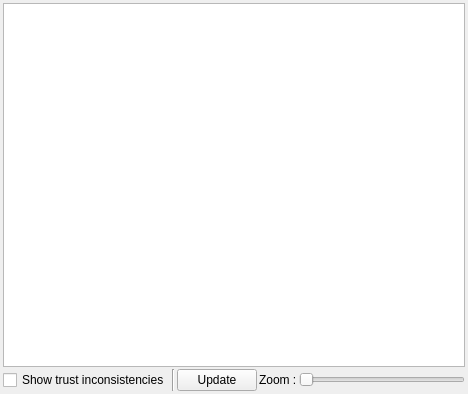
First picture: the form in retroshare-gui/src/gui/TrustView.ui, repository RetroShare/RetroShare, before the edit.
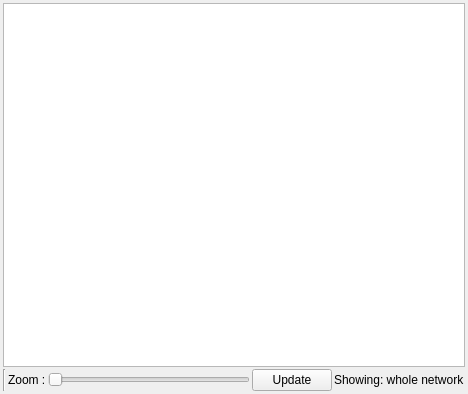
Second picture: the form after the edit.

Commit message: Tuned the matrix to show sub-networks

The edit to the form file:
```diff
--- a/retroshare-gui/src/gui/TrustView.ui
+++ b/retroshare-gui/src/gui/TrustView.ui
@@ -18,13 +18,6 @@
    </item>
    <item>
     <layout class="QHBoxLayout" name="horizontalLayout" >
-     <item>
-      <widget class="QCheckBox" name="trustInconsistencyCB" >
-       <property name="text" >
-        <string>Show trust inconsistencies</string>
-       </property>
-      </widget>
-     </item>
      <item>
       <widget class="Line" name="line" >
        <property name="orientation" >
@@ -32,13 +25,6 @@
        </property>
       </widget>
      </item>
-     <item>
-      <widget class="QPushButton" name="updatePB" >
-       <property name="text" >
-        <string>Update</string>
-       </property>
-      </widget>
-     </item>
      <item>
       <widget class="QLabel" name="label" >
        <property name="text" >
@@ -56,6 +42,20 @@
        </property>
       </widget>
      </item>
+     <item>
+      <widget class="QPushButton" name="updatePB" >
+       <property name="text" >
+        <string>Update</string>
+       </property>
+      </widget>
+     </item>
+     <item>
+      <widget class="QLabel" name="showingLabel" >
+       <property name="text" >
+        <string>Showing: whole network</string>
+       </property>
+      </widget>
+     </item>
     </layout>
    </item>
   </layout>
```
The commit also changes 2 other files.
